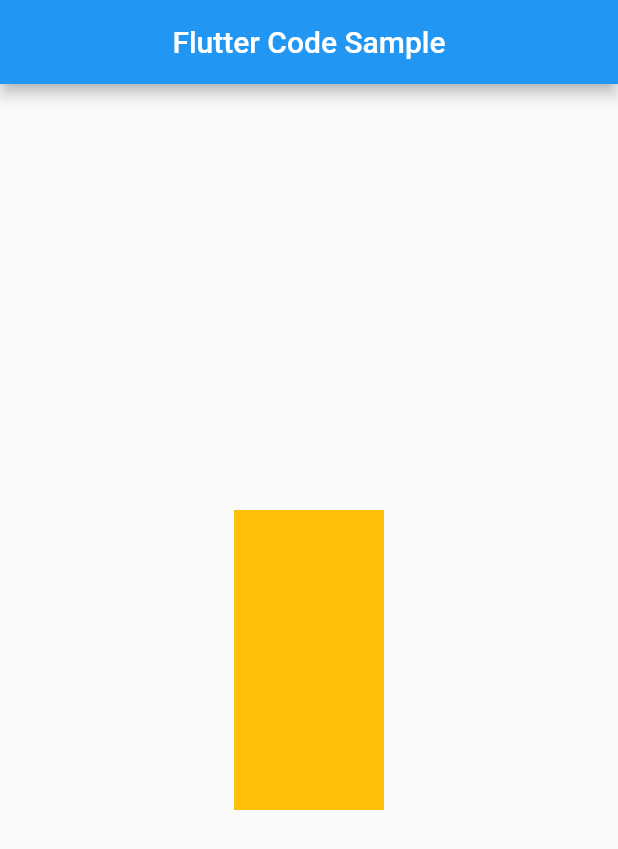
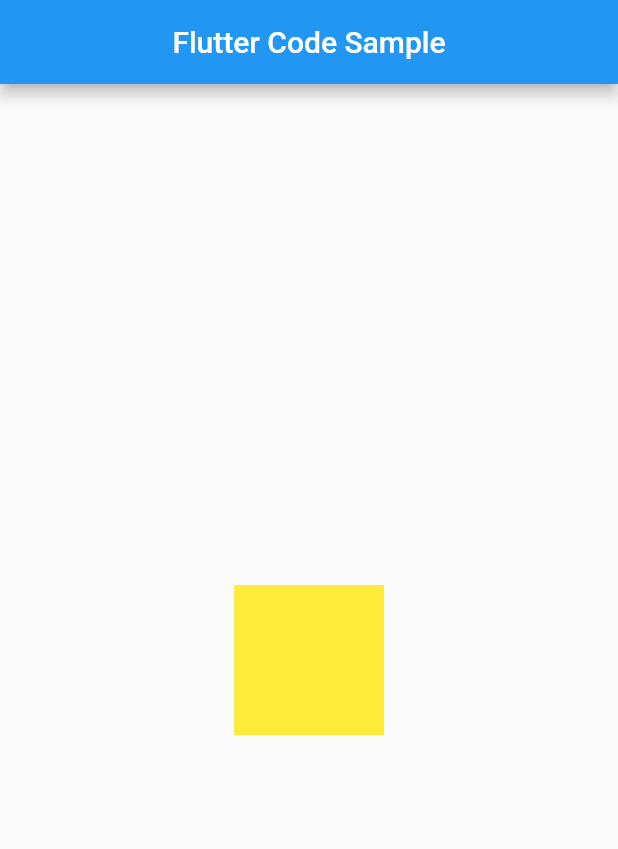
Before and after one commit to ariessa-deriv/animations, a Flutter app: the screen it shows after launch, on a phone screen of 412 x 824 dp. Shown: the top 849 px of the screen. Run offline on Flutter 3.47's test engine with Material 2 defaults, Android fonts, the phone set to English and light mode, and no system bars.

Commit message:
Example of Tween animation

```diff
--- a/lib/main.dart
+++ b/lib/main.dart
@@ -68,15 +68,20 @@ class _MyStatefulWidgetState extends State<MyStatefulWidget> {
         });
       },
       child: Center(
-        child: AnimatedContainer(
-          width: selected ? 200.0 : 100.0,
-          height: selected ? 100.0 : 200.0,
-          alignment: Alignment.center,
-          duration: const Duration(seconds: 1),
-          color: Colors.amber,
-          curve: Curves.elasticOut,
-        ),
-      ),
+          child: TweenAnimationBuilder(
+        builder: (BuildContext? context, Color? value, Widget? child) {
+          return ColorFiltered(
+            colorFilter: ColorFilter.mode(value!, BlendMode.modulate),
+            child: Container(
+              width: 100.0,
+              height: 100.0,
+              color: Colors.white,
+            ),
+          );
+        },
+        duration: Duration(seconds: 4),
+        tween: ColorTween(begin: Colors.blue, end: Colors.yellow),
+      )),
     );
   }
 }
```
